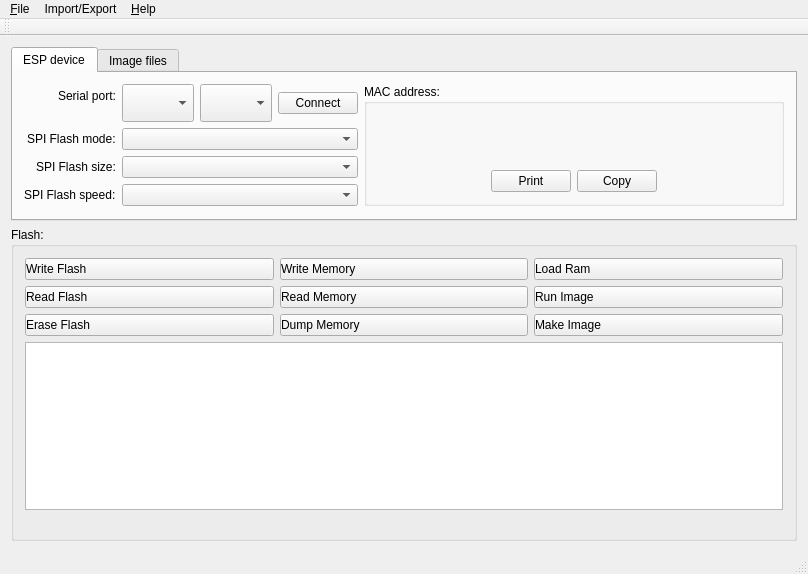
First picture: the form in mainwindow.ui, repository hassanibi/espflasher, before the edit.
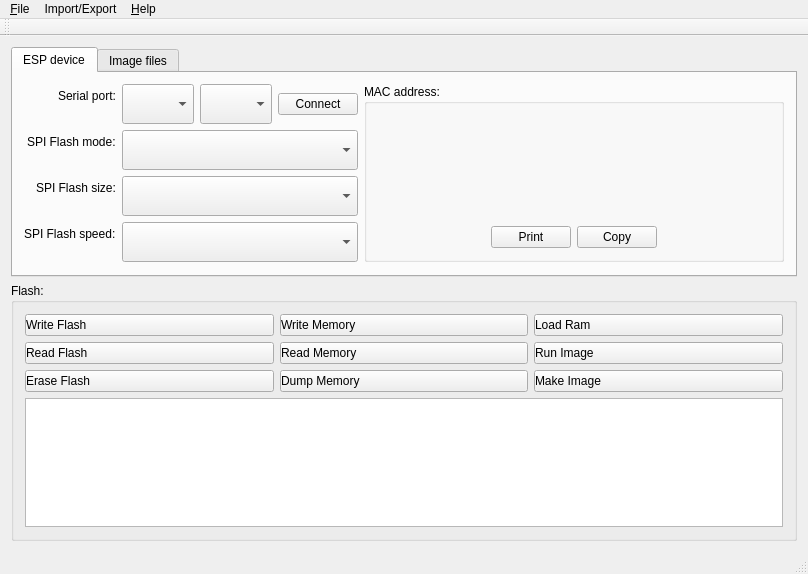
Second picture: the form after the edit. Icons and pictures are not drawn. Custom widgets are drawn as their Qt base class.

```diff
--- a/mainwindow.ui
+++ b/mainwindow.ui
@@ -50,7 +50,13 @@
                 <property name="minimumSize">
                  <size>
                   <width>0</width>
-                  <height>38</height>
+                  <height>40</height>
+                 </size>
+                </property>
+                <property name="maximumSize">
+                 <size>
+                  <width>16777215</width>
+                  <height>40</height>
                  </size>
                 </property>
                </widget>
@@ -60,7 +66,13 @@
                 <property name="minimumSize">
                  <size>
                   <width>0</width>
-                  <height>38</height>
+                  <height>40</height>
+                 </size>
+                </property>
+                <property name="maximumSize">
+                 <size>
+                  <width>16777215</width>
+                  <height>40</height>
                  </size>
                 </property>
                </widget>
@@ -101,7 +113,20 @@
              </widget>
             </item>
             <item row="1" column="1">
-             <widget class="QComboBox" name="spiMode"/>
+             <widget class="QComboBox" name="spiMode">
+              <property name="minimumSize">
+               <size>
+                <width>0</width>
+                <height>40</height>
+               </size>
+              </property>
+              <property name="maximumSize">
+               <size>
+                <width>16777215</width>
+                <height>40</height>
+               </size>
+              </property>
+             </widget>
             </item>
             <item row="2" column="0">
              <widget class="QLabel" name="label_6">
@@ -111,7 +136,20 @@
              </widget>
             </item>
             <item row="2" column="1">
-             <widget class="QComboBox" name="flashSize"/>
+             <widget class="QComboBox" name="flashSize">
+              <property name="minimumSize">
+               <size>
+                <width>0</width>
+                <height>40</height>
+               </size>
+              </property>
+              <property name="maximumSize">
+               <size>
+                <width>16777215</width>
+                <height>40</height>
+               </size>
+              </property>
+             </widget>
             </item>
             <item row="3" column="0">
              <widget class="QLabel" name="label_4">
@@ -121,7 +159,20 @@
              </widget>
             </item>
             <item row="3" column="1">
-             <widget class="QComboBox" name="spiSpeed"/>
+             <widget class="QComboBox" name="spiSpeed">
+              <property name="minimumSize">
+               <size>
+                <width>0</width>
+                <height>40</height>
+               </size>
+              </property>
+              <property name="maximumSize">
+               <size>
+                <width>16777215</width>
+                <height>40</height>
+               </size>
+              </property>
+             </widget>
             </item>
            </layout>
           </item>
```
